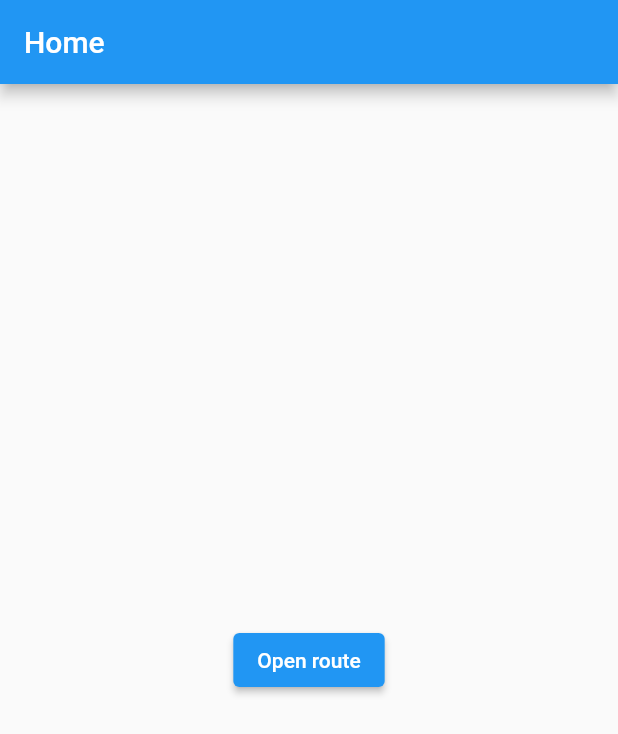
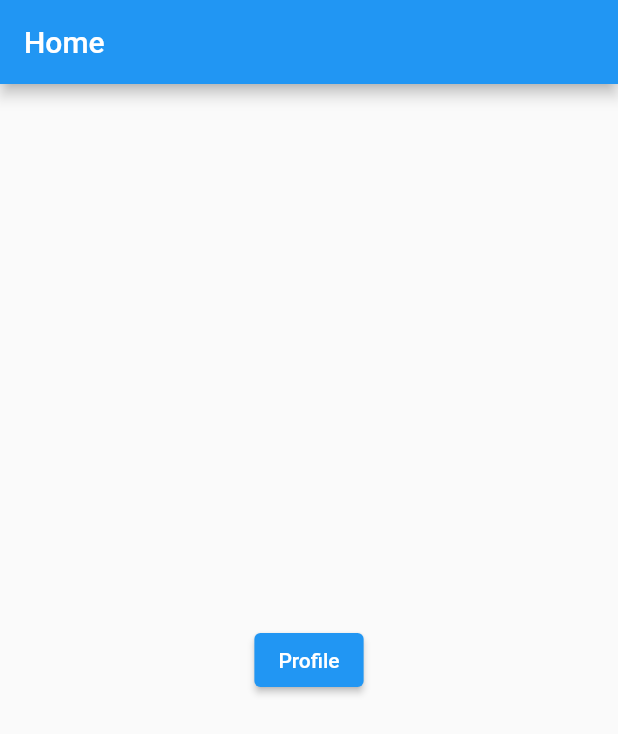
Before and after one commit to Georgi1914/Olympus-Glory, a Flutter app: the HomePage screen opened directly, on a phone screen of 412 x 824 dp. Shown: the top 734 px of the screen. Run offline on Flutter 3.47's test engine with Material 2 defaults, Android fonts, the phone set to English and light mode, and no system bars; our stand-ins replace firebase_auth, firebase_core; accounts and stored records are empty.

Commit message:
Path to profile from homepage

```diff
--- a/rocket_booker/lib/homepage.dart
+++ b/rocket_booker/lib/homepage.dart
@@ -21,7 +21,7 @@ class _HomePageState extends State<HomePage> {
       ),
       body: Center(
         child: ElevatedButton(
-          child: const Text('Open route'),
+          child: const Text('Profile'),
         onPressed: () {
         Navigator.push(
         context,
```
